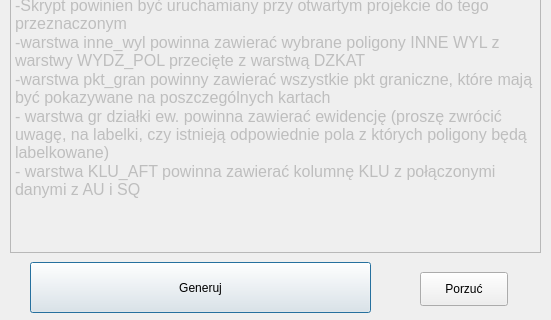
First picture: the form in skrypty/ui/ui_raport_wyles.ui, repository Marcus-LAS-R/LASR, before the edit; both pictures show x 0 to 551 and y 198 to 518 of the 551 by 518 pixel window.
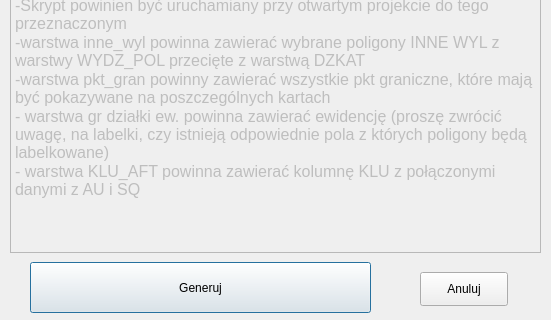
Second picture: the form after the edit.

```diff
--- a/skrypty/ui/ui_raport_wyles.ui
+++ b/skrypty/ui/ui_raport_wyles.ui
@@ -145,7 +145,7 @@
     </rect>
    </property>
    <property name="text">
-    <string>Porzuć</string>
+    <string>Anuluj</string>
    </property>
   </widget>
  </widget>
```
Left out of the diff: 2 changed lines with no effect on the pictures.
